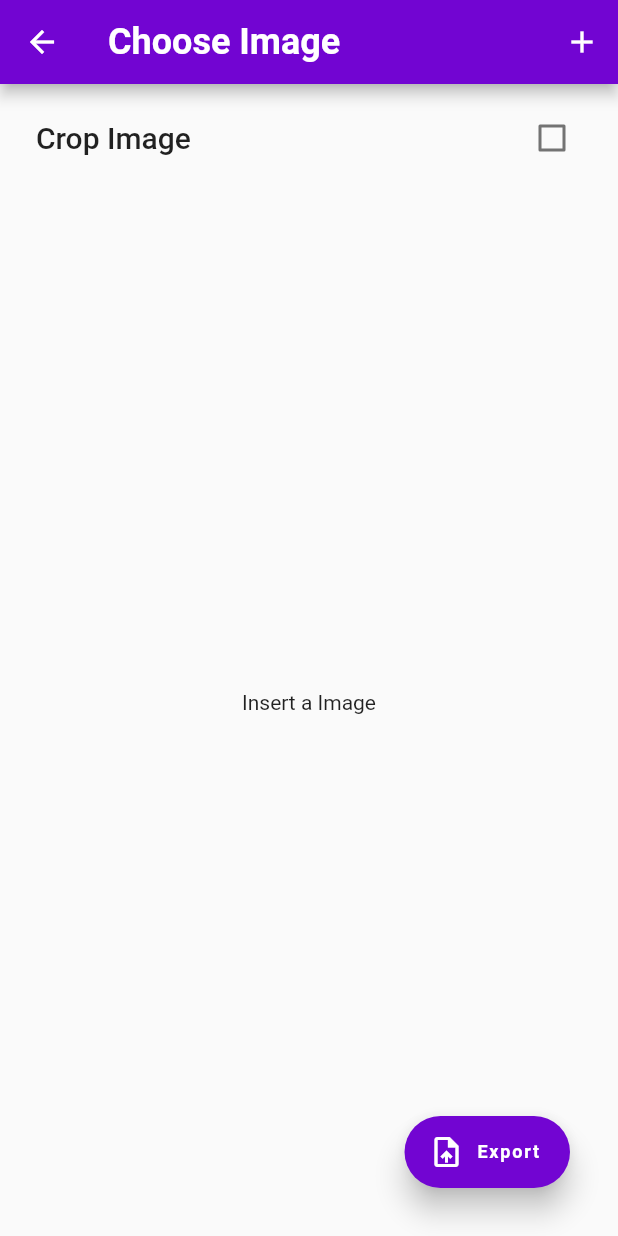
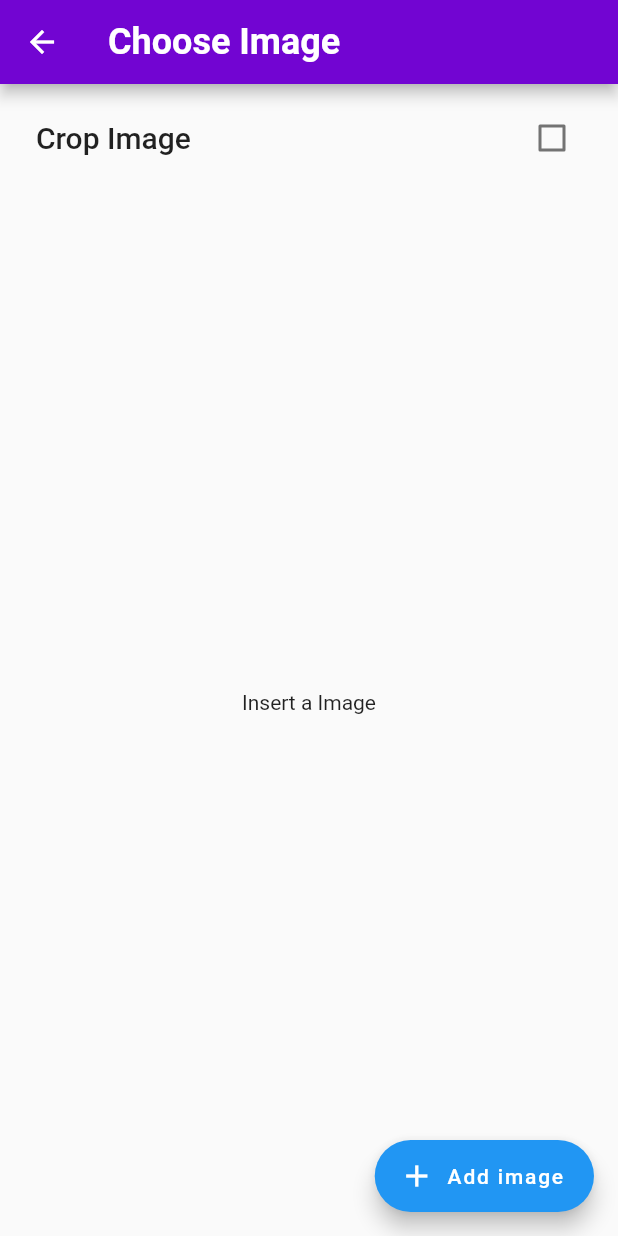
Before and after one commit to askbuddie/easy-scan, a Flutter app: the ImageToPdf screen opened directly, on a phone screen of 412 x 824 dp. Run offline on Flutter 3.47's test engine with Material 2 defaults, Android fonts, the phone set to English and light mode, and no system bars; our stand-ins replace image_cropper, image_picker, open_file, pdf, permission_handler.

Commit message:
Final Changes

```diff
--- a/lib/screens/images_to_pdf.dart
+++ b/lib/screens/images_to_pdf.dart
@@ -36,50 +36,33 @@ class _ImageToPdfState extends State<ImageToPdf> {
   @override
   Widget build(BuildContext context) {
     return Scaffold(
-        floatingActionButton: Padding(
-          padding: const EdgeInsets.all(16.0),
-          child: FloatingActionButton.extended(
-            onPressed: () {
-              (_images.isNotEmpty)
-                  ? exportPdf(_images)
-                  : showDialog(
-                      context: context,
-                      builder: (BuildContext context) {
-                        return SimpleDialog(
-                          title: const Text("Please select some images first."),
-                          children: [
-                            SimpleDialogOption(
-                              onPressed: () {
-                                Navigator.of(context).pop();
-                              },
-                              child: const Text("OK"),
-                            )
-                          ],
-                        );
-                      });
-            },
-            backgroundColor: primaryColor,
-            splashColor: secondaryColor,
-            elevation: 8.0,
-            icon: const Icon(Icons.upload_file),
-            label: const Text(
-              'Export',
-              style: TextStyle(
-                  color: Colors.white,
-                  fontSize: 12,
-                  fontWeight: FontWeight.w700),
+        floatingActionButton: Row(
+          mainAxisAlignment: MainAxisAlignment.end,
+          children: [
+            if (_images.isNotEmpty)
+              Padding(
+                padding: const EdgeInsets.symmetric(horizontal: 4),
+                child: FloatingActionButton.extended(
+                  heroTag: 'export',
+                  onPressed: () => exportPdf(_images),
+                  icon: const Icon(Icons.upload_file),
+                  label: const Text('Export'),
+                  backgroundColor: Colors.green,
+                ),
+              ),
+            FloatingActionButton.extended(
+              heroTag: 'addimg',
+              onPressed: getImageFromGallery,
+              icon: const Icon(Icons.add),
+              label: const Text('Add image'),
             ),
-          ),
+          ],
         ),
         appBar: AppBar(
           title: const Text(
             'Choose Image',
             style: TextStyle(fontSize: 24, fontWeight: FontWeight.bold),
           ),
-          actions: [
-            IconButton(
-                icon: const Icon(Icons.add), onPressed: getImageFromGallery)
-          ],
         ),
         body: Padding(
           padding: const EdgeInsets.all(8.0),
```
Also changed, not shown: lib/screens/home_screen.dart (+13 -8 lines).
